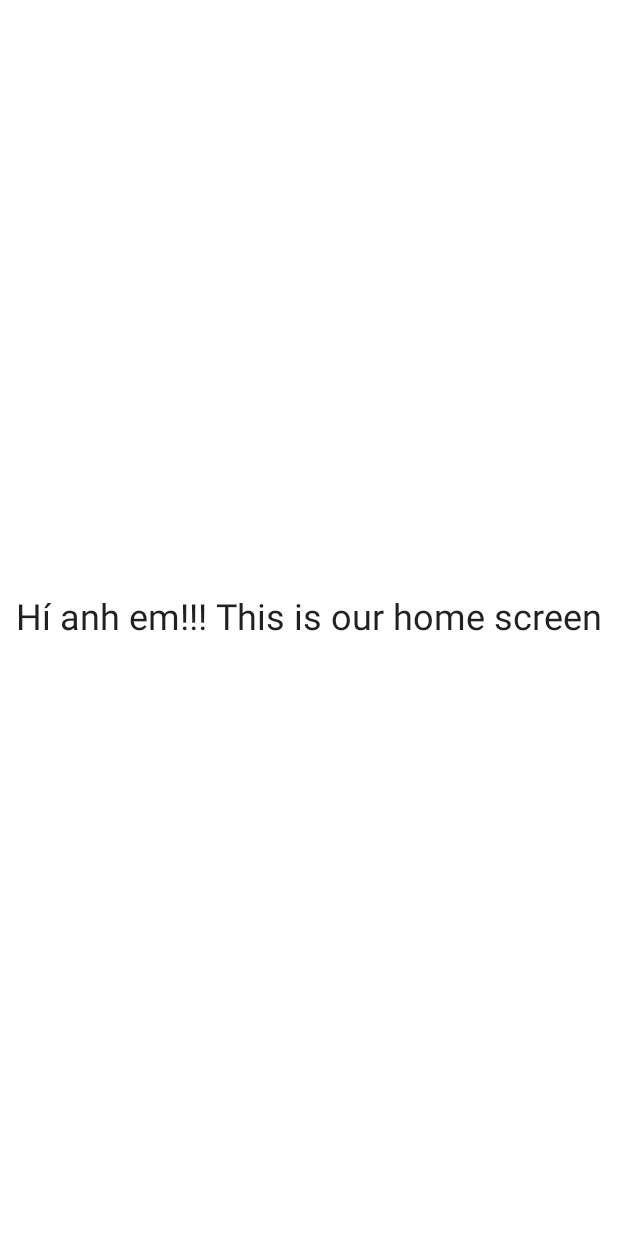
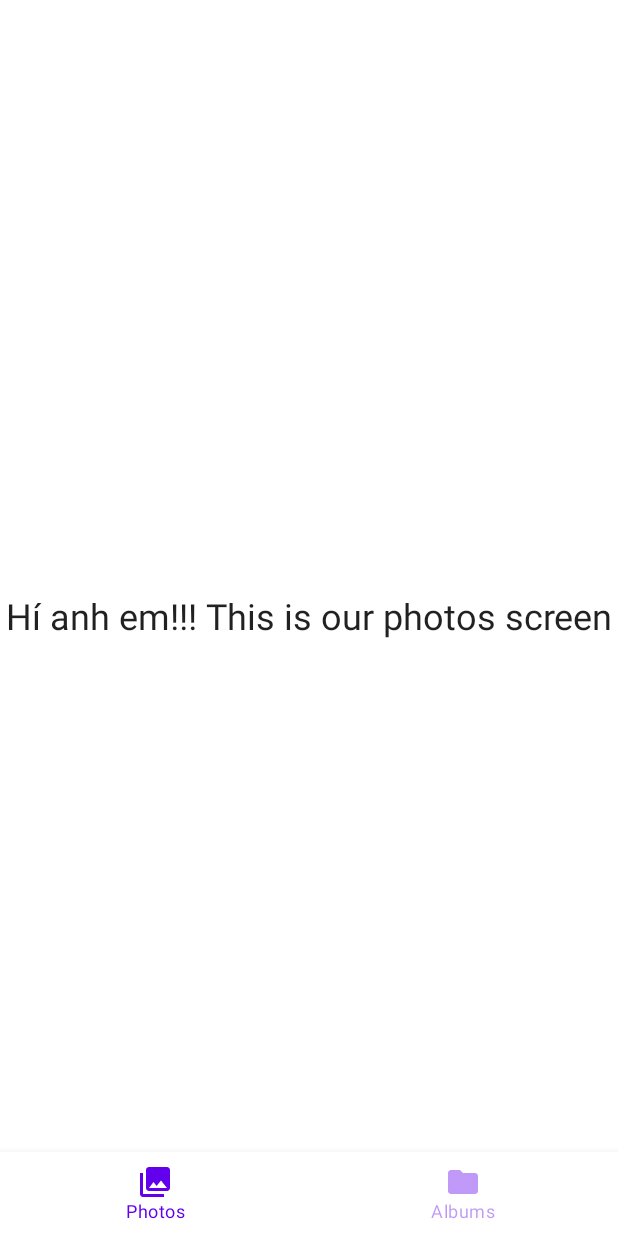
Before and after one commit to doctor-blue/photo-gallery, an Android app built with Jetpack Compose: the composable HomeScreen shown on its own in the app's theme, on a phone screen of 412 x 824 dp. Run offline under Robolectric (Android 15) with nearby library versions, the phone set to English and light mode, and no system bars; libraries missing offline, so code that uses them is left out: com.devcomentry.lib, com.karumi.dexter; 3 statements that could not run were skipped.

Commit message:
Add BottomNavigation

```diff
--- a/app/src/main/java/com/devcomentry/photogallery/presention/MainActivity.kt
+++ b/app/src/main/java/com/devcomentry/photogallery/presention/MainActivity.kt
@@ -4,6 +4,8 @@ import androidx.appcompat.app.AppCompatActivity
 import android.os.Bundle
 import androidx.activity.compose.setContent
 import androidx.compose.material.Surface
+import com.devcomentry.photogallery.presention.home.HomeScreen
+import com.devcomentry.photogallery.presention.home.components.BottomNavigationBar
 import com.devcomentry.photogallery.presention.navigation.Navigation
 import com.devcomentry.photogallery.ui.theme.GalleryTheme
 import dagger.hilt.android.AndroidEntryPoint
--- /dev/null
+++ b/app/src/main/java/com/devcomentry/photogallery/presention/albums/AlbumsScreen.kt
@@ -0,0 +1,26 @@
+package com.devcomentry.photogallery.presention.albums
+
+import androidx.compose.foundation.layout.Box
+import androidx.compose.foundation.layout.fillMaxSize
+import androidx.compose.material.MaterialTheme
+import androidx.compose.material.Text
+import androidx.compose.runtime.Composable
+import androidx.compose.ui.Alignment
+import androidx.compose.ui.Modifier
+import androidx.navigation.NavController
+
+@Composable
+fun AlbumsScreen(
+    navController: NavController
+){
+    Box(
+        contentAlignment = Alignment.Center,
+        modifier = Modifier.fillMaxSize()
+    ) {
+        // Change the logo
+        Text(
+            "Hí anh em!!! This is our albums screen",
+            style = MaterialTheme.typography.h5
+        )
+    }
+}
--- a/app/src/main/java/com/devcomentry/photogallery/presention/home/HomeScreen.kt
+++ b/app/src/main/java/com/devcomentry/photogallery/presention/home/HomeScreen.kt
@@ -1,14 +1,18 @@
 package com.devcomentry.photogallery.presention.home
 
-import androidx.compose.foundation.layout.Box
-import androidx.compose.foundation.layout.fillMaxSize
-import androidx.compose.material.MaterialTheme
-import androidx.compose.material.Text
+import androidx.compose.material.Scaffold
 import androidx.compose.runtime.Composable
-import androidx.compose.ui.Alignment
-import androidx.compose.ui.Modifier
+import androidx.compose.runtime.mutableStateOf
+import androidx.compose.runtime.remember
 import androidx.compose.ui.platform.LocalContext
 import androidx.navigation.NavController
+import androidx.navigation.Navigation
+import androidx.navigation.compose.rememberNavController
+import com.devcomentry.photogallery.presention.albums.AlbumsScreen
+import com.devcomentry.photogallery.presention.home.components.BottomNavigationBar
+import com.devcomentry.photogallery.presention.navigation.Navigation
+import com.devcomentry.photogallery.presention.navigation.Screen
+import com.devcomentry.photogallery.presention.photos.AllFileScreen
 import com.devcomentry.photogallery.presention.utils.PermissionUtils
 
 @Composable
@@ -16,15 +20,21 @@ fun HomeScreen(navController: NavController) {
 
     PermissionUtils.checkPermission(LocalContext.current, {}, {})
 
-    // Image
-    Box(
-        contentAlignment = Alignment.Center,
-        modifier = Modifier.fillMaxSize()
-    ) {
-        // Change the logo
-        Text(
-            "Hí anh em!!! This is our home screen",
-            style = MaterialTheme.typography.h5
-        )
+//    val navController = rememberNavController()
+    val currentScreen = remember { mutableStateOf<Screen>(Screen.AllFileScreen) }
+
+    Scaffold(
+        bottomBar = {
+            BottomNavigationBar(currentScreen = currentScreen) {
+                currentScreen.value = it
+            }
+        }
+    )
+    {
+        if (currentScreen.value == Screen.AllFileScreen) {
+            AllFileScreen(navController)
+        } else {
+            AlbumsScreen(navController)
+        }
     }
 }
--- /dev/null
+++ b/app/src/main/java/com/devcomentry/photogallery/presention/home/components/BottomNavigation.kt
@@ -0,0 +1,62 @@
+package com.devcomentry.photogallery.presention.home.components
+
+import androidx.compose.material.BottomNavigation
+import androidx.compose.material.BottomNavigationItem
+import androidx.compose.material.Icon
+import androidx.compose.material.Text
+import androidx.compose.runtime.Composable
+import androidx.compose.runtime.MutableState
+import androidx.compose.runtime.getValue
+import androidx.compose.ui.graphics.Color
+import androidx.compose.ui.res.colorResource
+import androidx.compose.ui.res.painterResource
+import androidx.compose.ui.res.stringResource
+import androidx.compose.ui.tooling.preview.Preview
+import androidx.navigation.NavController
+import androidx.navigation.compose.currentBackStackEntryAsState
+import androidx.navigation.compose.rememberNavController
+import com.devcomentry.photogallery.R
+import com.devcomentry.photogallery.presention.navigation.Screen
+
+@Composable
+fun BottomNavigationBar(
+    currentScreen: MutableState<Screen>,
+    onScreenSelected:(Screen)->Unit
+) {
+    val items = listOf(
+        NavigationItem.AllFile,
+        NavigationItem.AlbumsScreen,
+    )
+
+    BottomNavigation(
+        backgroundColor = colorResource(id = R.color.white),
+        contentColor = Color.White
+    ) {
+        items.forEach { item ->
+//            val navBackStackEntry by navController.currentBackStackEntryAsState()
+//            val currentRoute = navBackStackEntry?.destination?.route
+            BottomNavigationItem(
+                icon = {
+                    Icon(
+                        painterResource(id = item.icon),
+                        contentDescription = stringResource(item.title)
+                    )
+                },
+                label = { Text(text = stringResource(item.title)) },
+                selectedContentColor = colorResource(R.color.purple_500),
+                unselectedContentColor = colorResource(R.color.purple_500).copy(0.4f),
+                alwaysShowLabel = true,
+                selected = item.screen == currentScreen.value,
+                onClick = {
+                   onScreenSelected(item.screen)
+                }
+            )
+        }
+    }
+}
+
+//@Preview(showBackground = true)
+//@Composable
+//fun BottomNavigationBarPreview() {
+//    BottomNavigationBar()
+//}
--- /dev/null
+++ b/app/src/main/java/com/devcomentry/photogallery/presention/home/components/BottomNavigationItem.kt
@@ -0,0 +1,12 @@
+package com.devcomentry.photogallery.presention.home.components
+
+import com.devcomentry.photogallery.R
+import com.devcomentry.photogallery.presention.navigation.Screen
+
+sealed class NavigationItem(var screen: Screen, var icon: Int, var title: Int) {
+    object AllFile :
+        NavigationItem(Screen.AllFileScreen, R.drawable.ic_photos, R.string.photos)
+
+    object AlbumsScreen :
+        NavigationItem(Screen.AlbumsScreen, R.drawable.ic_folder, R.string.albums)
+}
--- a/app/src/main/java/com/devcomentry/photogallery/presention/navigation/Screen.kt
+++ b/app/src/main/java/com/devcomentry/photogallery/presention/navigation/Screen.kt
@@ -5,8 +5,12 @@ import com.devcomentry.lib.ComposeScreen
 
 sealed class Screen(_route: String) : ComposeScreen(_route) {
     object DummiesScreen : Screen("dummies_screen")
+
     @SuppressLint("CustomSplashScreen")
     object OurSplashScreen : Screen("splash_screen")
     object HomeScreen : Screen("home_screen")
+    object AllFileScreen : Screen("all_file_screen")
+    object PhotoDetailScreen : Screen("photo_detail_screen")
+    object AlbumsScreen : Screen("albums_screen")
 
 }
--- /dev/null
+++ b/app/src/main/java/com/devcomentry/photogallery/presention/photo_detail/PhotoDetailScreen.kt
@@ -0,0 +1 @@
+package com.devcomentry.photogallery.presention.photo_detail
--- /dev/null
+++ b/app/src/main/java/com/devcomentry/photogallery/presention/photo_detail/PhotoDetailViewModel.kt
@@ -0,0 +1,10 @@
+package com.devcomentry.photogallery.presention.photo_detail
+
+import androidx.lifecycle.ViewModel
+import dagger.hilt.android.lifecycle.HiltViewModel
+import javax.inject.Inject
+
+@HiltViewModel
+class PhotoDetailViewModel @Inject constructor() : ViewModel() {
+
+}
--- /dev/null
+++ b/app/src/main/java/com/devcomentry/photogallery/presention/photo_detail/components/PhotoDetailItem.kt
@@ -0,0 +1 @@
+package com.devcomentry.photogallery.presention.photo_detail.components
--- /dev/null
+++ b/app/src/main/java/com/devcomentry/photogallery/presention/photos/AllFileScreen.kt
@@ -0,0 +1,26 @@
+package com.devcomentry.photogallery.presention.photos
+
+import androidx.compose.foundation.layout.Box
+import androidx.compose.foundation.layout.fillMaxSize
+import androidx.compose.material.MaterialTheme
+import androidx.compose.material.Text
+import androidx.compose.runtime.Composable
+import androidx.compose.ui.Alignment
+import androidx.compose.ui.Modifier
+import androidx.navigation.NavController
+
+@Composable
+fun AllFileScreen(
+    navController: NavController
+){
+    Box(
+        contentAlignment = Alignment.Center,
+        modifier = Modifier.fillMaxSize()
+    ) {
+        // Change the logo
+        Text(
+            "Hí anh em!!! This is our photos screen",
+            style = MaterialTheme.typography.h5
+        )
+    }
+}
--- /dev/null
+++ b/app/src/main/res/drawable/ic_folder.xml
@@ -0,0 +1,10 @@
+<vector xmlns:android="http://schemas.android.com/apk/res/android"
+    android:width="24dp"
+    android:height="24dp"
+    android:viewportWidth="24"
+    android:viewportHeight="24"
+    android:tint="?attr/colorControlNormal">
+  <path
+      android:fillColor="@android:color/white"
+      android:pathData="M10,4H4c-1.1,0 -1.99,0.9 -1.99,2L2,18c0,1.1 0.9,2 2,2h16c1.1,0 2,-0.9 2,-2V8c0,-1.1 -0.9,-2 -2,-2h-8l-2,-2z"/>
+</vector>
--- /dev/null
+++ b/app/src/main/res/drawable/ic_photos.xml
@@ -0,0 +1,10 @@
+<vector xmlns:android="http://schemas.android.com/apk/res/android"
+    android:width="24dp"
+    android:height="24dp"
+    android:viewportWidth="24"
+    android:viewportHeight="24"
+    android:tint="?attr/colorControlNormal">
+  <path
+      android:fillColor="@android:color/white"
+      android:pathData="M22,16L22,4c0,-1.1 -0.9,-2 -2,-2L8,2c-1.1,0 -2,0.9 -2,2v12c0,1.1 0.9,2 2,2h12c1.1,0 2,-0.9 2,-2zM11,12l2.03,2.71L16,11l4,5L8,16l3,-4zM2,6v14c0,1.1 0.9,2 2,2h14v-2L4,20L4,6L2,6z"/>
+</vector>
--- a/app/src/main/res/values/strings.xml
+++ b/app/src/main/res/values/strings.xml
@@ -1,4 +1,6 @@
 <resources>
     <string name="app_name">Photo Gallery</string>
     <string name="grant_storage_permission">Grant storage permission</string>
+    <string name="photos">Photos</string>
+    <string name="albums">Albums</string>
 </resources>
```
Also changed, not shown: app/src/main/java/com/devcomentry/photogallery/presention/navigation/Navigation.kt (+17 -1 lines).
